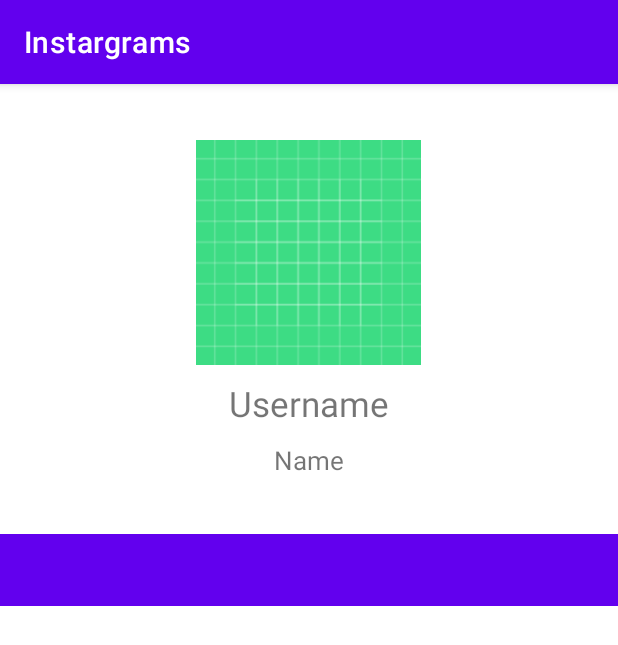
After one commit to jasonoesin/instargrams, an Android app: the DetailActivity screen opened directly, with no data from a screen before it, on a phone screen of 412 x 824 dp. The commit adds this screen. Shown: the top 645 px of the screen. Run offline under Robolectric (Android 15) with nearby library versions, the phone set to English and light mode, and no system bars; 1 statement that could not run was skipped.

```diff
--- a/app/build.gradle
+++ b/app/build.gradle
@@ -38,10 +38,11 @@ android {
 
 dependencies {
 
-    implementation 'androidx.core:core-ktx:1.7.0'
+    implementation 'androidx.core:core-ktx:1.7.2'
     implementation 'androidx.appcompat:appcompat:1.6.1'
     implementation 'com.google.android.material:material:1.8.0'
     implementation 'androidx.constraintlayout:constraintlayout:2.1.4'
+    implementation 'androidx.legacy:legacy-support-v4:1.0.0'
     testImplementation 'junit:junit:4.13.2'
     androidTestImplementation 'androidx.test.ext:junit:1.1.5'
     androidTestImplementation 'androidx.test.espresso:espresso-core:3.5.1'
@@ -53,4 +54,6 @@ dependencies {
     implementation "com.squareup.okhttp3:logging-interceptor:4.9.0"
 
     implementation 'com.squareup.picasso:picasso:2.8'
+
+    implementation "androidx.viewpager2:viewpager2:1.0.0"
 }
--- a/app/src/main/AndroidManifest.xml
+++ b/app/src/main/AndroidManifest.xml
@@ -12,6 +12,12 @@
         android:supportsRtl="true"
         android:theme="@style/Theme.Instargrams">
         <activity
+            android:name=".DetailActivity"
+            android:exported="false" />
+        <activity
+            android:name=".DetailActivitiy"
+            android:exported="false" />
+        <activity
             android:name=".MainActivity"
             android:exported="true">
             <intent-filter>
--- /dev/null
+++ b/app/src/main/java/com/example/instargrams/DetailActivity.kt
@@ -0,0 +1,29 @@
+package com.example.instargrams
+
+import androidx.appcompat.app.AppCompatActivity
+import android.os.Bundle
+import androidx.viewpager2.widget.ViewPager2
+import com.example.instargrams.adapters.PagerAdapter
+import com.example.instargrams.adapters.SearchAdapter
+import com.example.instargrams.databinding.ActivityDetailBinding
+import com.example.instargrams.databinding.ActivityMainBinding
+
+class DetailActivity : AppCompatActivity() {
+
+    private lateinit var binding: ActivityDetailBinding
+
+    override fun onCreate(savedInstanceState: Bundle?) {
+        super.onCreate(savedInstanceState)
+
+        binding = ActivityDetailBinding.inflate(layoutInflater)
+        val view = binding.root
+
+        val intent = intent
+        val id = intent.getStringExtra("id")
+
+        val pagerAdapter = PagerAdapter(this, id!!)
+        binding.viewPager.adapter = pagerAdapter
+
+        setContentView(view)
+    }
+}
--- a/app/src/main/java/com/example/instargrams/models/SearchUser.kt
+++ b/app/src/main/java/com/example/instargrams/models/SearchUser.kt
@@ -2,5 +2,6 @@ package com.example.instargrams.models
 
 data class SearchUser(
     val login: String,
-    val avatar_url: String
+    val avatar_url: String,
+    val id: String
 )
--- a/app/src/main/java/com/example/instargrams/responses/SearchResponse.kt
+++ b/app/src/main/java/com/example/instargrams/responses/SearchResponse.kt
@@ -77,6 +77,6 @@ data class ItemsItem(
 
 ){
 	fun toUser(): SearchUser {
-		return SearchUser(login, avatarUrl)
+		return SearchUser(login, avatarUrl, id.toString())
 	}
 }
--- /dev/null
+++ b/app/src/main/res/layout/activity_detail.xml
@@ -0,0 +1,54 @@
+<?xml version="1.0" encoding="utf-8"?>
+<LinearLayout xmlns:android="http://schemas.android.com/apk/res/android"
+    xmlns:app="http://schemas.android.com/apk/res-auto"
+    xmlns:tools="http://schemas.android.com/tools"
+    android:layout_width="match_parent"
+    android:layout_height="match_parent"
+    tools:context=".DetailActivity"
+    android:orientation="vertical">
+
+    <LinearLayout
+        android:layout_width="match_parent"
+        android:layout_height="300dp"
+        android:gravity="center"
+        android:orientation="vertical">
+
+        <ImageView
+            android:id="@+id/avatar_url"
+            android:layout_width="150dp"
+            android:layout_height="150dp"
+            android:src="@drawable/ic_launcher_background"
+            android:contentDescription="Avatar"
+            />
+
+        <TextView
+            android:textSize="23sp"
+            android:layout_marginTop="10dp"
+            android:layout_width="wrap_content"
+            android:layout_height="wrap_content"
+            android:text="Username"
+            android:id="@+id/username"/>
+
+        <TextView
+            android:textSize="17sp"
+            android:layout_marginTop="10dp"
+            android:layout_width="wrap_content"
+            android:layout_height="wrap_content"
+            android:text="Name"
+            android:id="@+id/name"/>
+
+    </LinearLayout>
+
+    <com.google.android.material.tabs.TabLayout
+        android:id="@+id/tabs"
+        android:layout_width="match_parent"
+        android:layout_height="wrap_content"
+        android:background="?attr/colorPrimary"
+        app:tabTextColor="@android:color/white"/>
+
+    <androidx.viewpager2.widget.ViewPager2
+        android:id="@+id/view_pager"
+        android:layout_width="match_parent"
+        android:layout_height="match_parent" />
+
+</LinearLayout>
--- a/app/src/main/res/layout/item_search_user.xml
+++ b/app/src/main/res/layout/item_search_user.xml
@@ -3,8 +3,8 @@
     android:layout_width="match_parent"
     android:layout_height="wrap_content"
     android:orientation="horizontal"
-    android:paddingHorizontal="50dp"
-    android:paddingVertical="10dp"
+    android:paddingHorizontal="30dp"
+    android:paddingVertical="20dp"
     android:gravity="center_vertical">
 
     <ImageView
--- a/app/src/main/res/values/strings.xml
+++ b/app/src/main/res/values/strings.xml
@@ -1,3 +1,5 @@
 <resources>
     <string name="app_name">Instargrams</string>
+    <!-- TODO: Remove or change this placeholder text -->
+    <string name="hello_blank_fragment">Hello blank fragment</string>
 </resources>
```
Also changed, not shown: app/src/main/java/com/example/instargrams/MainActivity.kt (+15 -8 lines), app/src/main/java/com/example/instargrams/adapters/PagerAdapter.kt (added, +23 -0 lines), app/src/main/java/com/example/instargrams/adapters/SearchAdapter.kt (+17 -1 lines), app/src/main/java/com/example/instargrams/fragments/FollowerFragment.kt (added, +18 -0 lines), app/src/main/java/com/example/instargrams/fragments/FollowingFragment.kt (added, +18 -0 lines), app/src/main/java/com/example/instargrams/responses/DetailResponse.kt (added, +102 -0 lines), app/src/main/java/com/example/instargrams/responses/FollowerResponse.kt (added, +66 -0 lines), app/src/main/java/com/example/instargrams/responses/FollowingResponse.kt (added, +66 -0 lines), app/src/main/java/com/example/instargrams/utilities/Api.kt (+21 -1 lines), app/src/main/res/layout/fragment_following.xml (added, +14 -0 lines).
